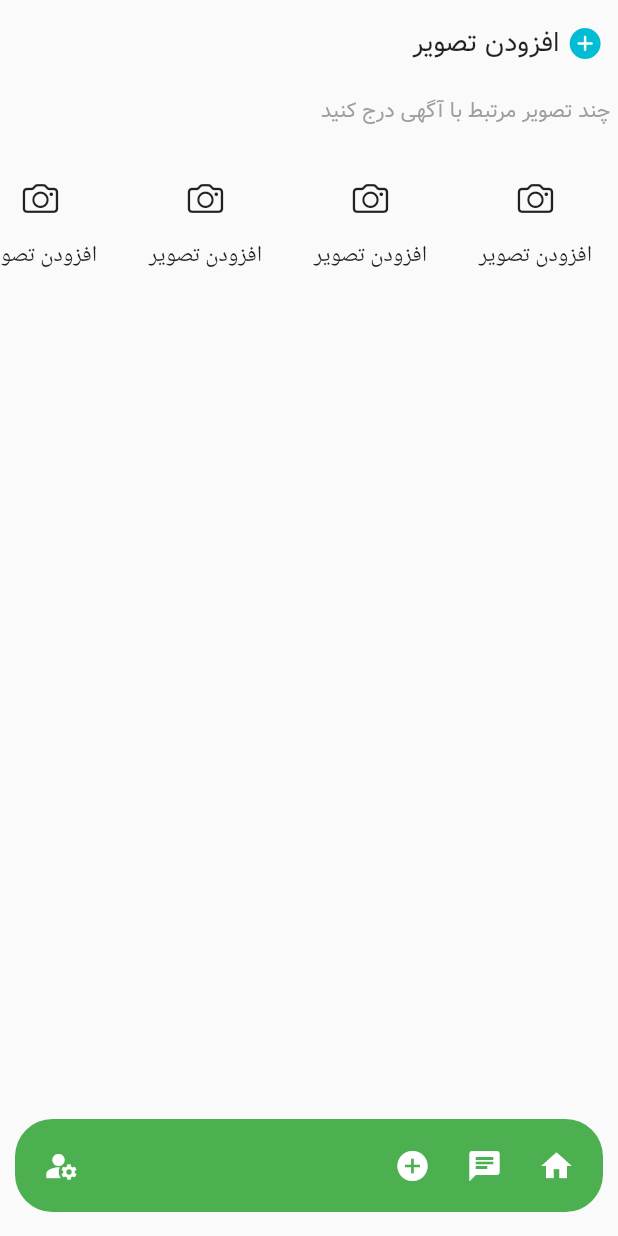
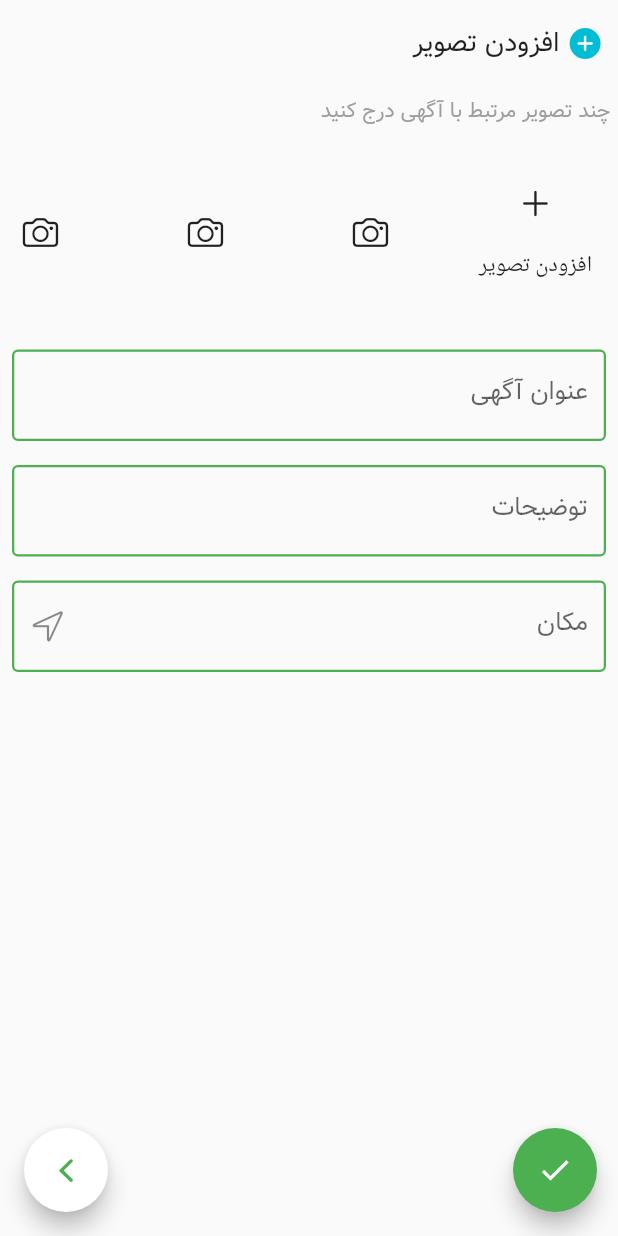
Before and after one commit to MadPad124/Adminor, a Flutter app: the HomePage screen opened directly, on a phone screen of 412 x 824 dp. Run offline on Flutter 3.47's test engine with Material 2 defaults, Android fonts, the phone set to English and light mode, and no system bars; our stand-ins replace animated_splash_screen, animated_text_kit, page_transition, shared_preferences; missing offline and left inert: mobkit_dashed_border; accounts and stored records are empty; project files that could hold a hidden picture were left out.

Commit message:
صفحه ی افزودن تبلیغات طراحی شد ولی فقط بک اند اون مونده

```diff
--- a/lib/AdeversitingPage.dart
+++ b/lib/AdeversitingPage.dart
@@ -1,5 +1,5 @@
 
-import 'package:adminor/HomePages/home.dart';
+import 'AdeversitingPages/NewAdeversitingPage.dart';
 import 'package:flutter/cupertino.dart';
 import 'package:flutter/material.dart';
 //import 'package:flutter/scheduler.dart';
@@ -141,8 +141,7 @@ class _AdvertisingPageState extends State<AdvertisingPage> {
           ],
         ),
       ),
-          floatingActionButton:
-          bottomMenu(context),
+          floatingActionButton: bottomMenu(context),
       floatingActionButtonLocation: FloatingActionButtonLocation.centerFloat,
     body: GestureDetector(
         onTap: (){
--- /dev/null
+++ b/lib/AdeversitingPages/NewAdeversitingPage.dart
@@ -0,0 +1,190 @@
+
+import 'package:flutter/cupertino.dart';
+import 'package:flutter/material.dart';
+import 'package:mobkit_dashed_border/mobkit_dashed_border.dart';
+class HomePage extends StatelessWidget {
+  const HomePage({Key? key}) : super(key: key);
+
+  @override
+  Widget build(BuildContext context) {
+    return Scaffold(
+      floatingActionButton:SizedBox(
+        width: MediaQuery.of(context).size.width-30,
+        child: Row(
+          mainAxisAlignment: MainAxisAlignment.spaceBetween,
+          children: [
+            FloatingActionButton(heroTag:'btn1',backgroundColor: Colors.green,onPressed: (){Navigator.pop(context);},child: const Directionality(textDirection: TextDirection.rtl,child: Icon(Icons.done,color: Colors.white,))),
+            FloatingActionButton(heroTag:'btn2',backgroundColor: Colors.white,onPressed: (){Navigator.pop(context);},child: const Directionality(textDirection: TextDirection.ltr,child: Icon(CupertinoIcons.back,color: Colors.green,))),
+          ],),
+      ),
+      body:GestureDetector(
+        onTap: ()=>FocusScope.of(context).requestFocus(FocusNode()),
+        child: SafeArea(
+          child:
+          SingleChildScrollView(
+            child: Form(
+              child: Column(
+                crossAxisAlignment: CrossAxisAlignment.start,
+                children: [
+                const Row(children: [
+                  Padding(
+                    padding: EdgeInsets.only(right: 10.0,top: 10),
+                    child: Icon(CupertinoIcons.add_circled_solid,color: Colors.cyan,),
+                  ),
+                 Directionality(textDirection: TextDirection.rtl,child: Padding(
+                   padding: EdgeInsets.only(top: 15.0,bottom: 5,right: 5),
+                   child: Text("افزودن تصویر",style: TextStyle(fontFamily: 'Vazir',fontSize: 18),),
+                 )),
+                ],),
+                const Directionality(textDirection: TextDirection.rtl,child: Padding(
+                  padding: EdgeInsets.only(top: 15.0,bottom: 15,right: 5),
+                  child: Text("چند تصویر مرتبط با آگهی درج کنید",style: TextStyle(fontFamily: 'Vazir',fontSize: 14,color: Colors.grey),),
+                )),
+                imageSection(),
+                const SizedBox(height: 15,),
+                   Padding(
+                    padding: const EdgeInsets.all(8.0),
+                    child: TextFormField(validator:(value) {return 'فیلد نمیتونه خالی باشه';},decoration: const InputDecoration(labelText: 'عنوان آگهی',labelStyle: TextStyle(fontFamily: 'Vazir'),enabledBorder: OutlineInputBorder(borderSide: BorderSide(color: Colors.green,width: 1.5)),
+                        focusedBorder: OutlineInputBorder(borderSide: BorderSide(color: Colors.blue,width: 2))
+                    ),),
+                  ),
+                   Padding(
+                    padding: const EdgeInsets.all(8.0),
+                    child: TextFormField(decoration: const InputDecoration(labelText: 'توضیحات',labelStyle: TextStyle(fontFamily: 'Vazir'),enabledBorder: OutlineInputBorder(borderSide: BorderSide(color: Colors.green,width: 1.5)),
+                        focusedBorder: OutlineInputBorder(borderSide: BorderSide(color: Colors.blue,width: 2))
+                    ),),
+                  ),
+                  Padding(
+                    padding: const EdgeInsets.only(top: 8,right: 8,left: 8,bottom: 150),
+                    child:
+                    TextFormField(
+                      onTap: (){
+                        showDialog(context: context, builder: (context) => AlertDialog(contentPadding: const EdgeInsets.only(top:10),title:const Text('انتخاب استان',style: TextStyle(fontFamily: 'Vazir',color: Colors.black,fontSize: 18,fontWeight: FontWeight.w100),),
+                            content: SingleChildScrollView(
+                              child: Center(
+                                child: SizedBox(
+                                  width: MediaQuery.of(context).size.width,
+                                  child: Column(
+                                    children: [
+                                      Container(
+                                        decoration: BoxDecoration(border: Border(top: BorderSide(color: Colors.green.withOpacity(0.7),width: 2))),
+                                        width: MediaQuery.of(context).size.width/1.5,
+                                        child: const Padding(
+                                          padding: EdgeInsets.only(bottom: 15.0,right: 25,top: 8),
+                                        ),
+                                      ),
+                                      Row(
+                                        mainAxisAlignment: MainAxisAlignment.center,
+                                        crossAxisAlignment: CrossAxisAlignment.center,
+                                        children: [
+                                          SizedBox(
+                                              height: 60,
+                                              width: MediaQuery.of(context).size.width-130,
+                                              child:
+                                              TextField(
+                                                style: const TextStyle(fontFamily: 'Vazir',color: Colors.black),
+                                                textDirection: TextDirection.rtl,
+                                                decoration:  InputDecoration(
+                                                  enabledBorder: OutlineInputBorder(borderSide: const BorderSide(color: Colors.green,width: 1),borderRadius: BorderRadius.circular(8)),
+                                                  hintText: 'استان را وارد کنید',
+                                                  hintStyle: const TextStyle(fontSize: 16),
+                                                  suffixIcon: const Icon(Icons.search),
+                                                  focusedBorder: const OutlineInputBorder(borderSide: BorderSide(width:1,color: Colors.teal)),
+                                                  border: const UnderlineInputBorder(borderSide: BorderSide.none),
+                                                ),)),
+
+
+                                        ],
+                                      ),
+                                      Center(
+                                        child: SizedBox(
+                                          height: 240,
+                                          width: MediaQuery.of(context).size.width-130,
+                                          child: ListView.builder(itemCount: 12,itemBuilder: (context, index) {
+                                            return Column(
+                                              children: [
+                                                Padding(
+                                                  padding: const EdgeInsets.only(top: 8.0),
+                                                  child: SizedBox(
+                                                    height:60,
+                                                    child: Row(mainAxisAlignment: MainAxisAlignment.spaceBetween,
+                                                      crossAxisAlignment: CrossAxisAlignment.center,
+                                                      children: [
+                                                        const Expanded(child: Padding(
+                                                          padding: EdgeInsets.only(right: 8.0),
+                                                          child: Text('تهران',style: TextStyle(fontSize: 16,fontFamily: 'Vazir'),),
+                                                        )),IconButton(onPressed: (){}, icon: const Icon(Icons.arrow_back_ios_new,size: 18,)),
+                                                      ],
+                                                    ),
+                                                  ),
+                                                ),
+                                                Container(height: 1,width: MediaQuery.of(context).size.width-140,decoration:  BoxDecoration(border: Border(bottom: BorderSide(color: Colors.grey.withOpacity(0.4),width: 1,))),)
+                                              ],
+                                            );
+                                          },),
+                                        ),
+                                      )
+                                    ],
+                                  ),
+                                ),
+                              ),
+                            )),);},
+                      readOnly:true,decoration: const InputDecoration(suffixIcon: Icon(CupertinoIcons.location),labelText: 'مکان ',labelStyle: TextStyle(fontFamily: 'Vazir'),enabledBorder: OutlineInputBorder(borderSide: BorderSide(color: Colors.green,width: 1.5)),
+                        focusedBorder: OutlineInputBorder(borderSide: BorderSide(color: Colors.blue,width: 2))
+                    ),),
+                  ),
+                ],),
+            ),
+          ),
+        ),
+      )
+    );
+  }
+}
+Widget imageSection(){
+  return Row(children: [
+    Padding(
+      padding: const EdgeInsets.all(5.0),
+      child: InkWell(
+        onTap: (){},
+        child: Container(width:100,height:100,decoration:  BoxDecoration(
+          border: const DashedBorder.fromBorderSide(side: BorderSide(color: Colors.green), dashLength: 6),
+          borderRadius: BorderRadius.circular(5),),
+            child:const Column(
+              mainAxisAlignment: MainAxisAlignment.spaceEvenly,
+              crossAxisAlignment: CrossAxisAlignment.center,
+              children: [
+                Icon(CupertinoIcons.add),
+                Text('افزودن تصویر')
+
+              ],)
+          /*ListTile(title: Text('افزودن تصویر'),leading: Icon(CupertinoIcons.add)),*/
+        ),
+      ),
+    ),
+    SizedBox(
+        width: 300,
+        height: 110,
+        child: ListView.builder(
+          scrollDirection: Axis.horizontal,
+          itemCount: 5,itemBuilder: (context, index) =>
+            Padding(
+              padding: const EdgeInsets.all(5.0),
+              child: InkWell(
+                onTap: (){},
+                child: Container(width:100,height:100,decoration:  BoxDecoration(
+                  border: const DashedBorder.fromBorderSide(side: BorderSide(color: Colors.green), dashLength: 6),
+                  borderRadius: BorderRadius.circular(5),),
+                    child:const Column(
+                      mainAxisAlignment: MainAxisAlignment.spaceEvenly,
+                      crossAxisAlignment: CrossAxisAlignment.center,
+                      children: [
+                        Icon(CupertinoIcons.camera),
+
+                      ],)
+                  /*ListTile(title: Text('افزودن تصویر'),leading: Icon(CupertinoIcons.add)),*/
+                ),
+              ),
+            ),))
+  ],);
+}
--- a/lib/homePages/home.dart
+++ /dev/null
@@ -1,84 +0,0 @@
-import 'package:adminor/AdeversitingPage.dart';
-import 'package:flutter/cupertino.dart';
-import 'package:flutter/material.dart';
-import 'package:mobkit_dashed_border/mobkit_dashed_border.dart';
-class HomePage extends StatelessWidget {
-  const HomePage({Key? key}) : super(key: key);
-
-  @override
-  Widget build(BuildContext context) {
-    return Scaffold(
-      floatingActionButtonLocation: FloatingActionButtonLocation.centerFloat,
-      floatingActionButton: bottomMenu(context),
-      body:SafeArea(
-        child: Column(
-          crossAxisAlignment: CrossAxisAlignment.start,
-          children: [
-          const Row(children: [
-            Padding(
-              padding: EdgeInsets.only(right: 10.0,top: 10),
-              child: Icon(CupertinoIcons.add_circled_solid,color: Colors.cyan,),
-            ),
-           Directionality(textDirection: TextDirection.rtl,child: Padding(
-             padding: EdgeInsets.only(top: 15.0,bottom: 5,right: 5),
-             child: Text("افزودن تصویر",style: TextStyle(fontFamily: 'Vazir',fontSize: 18),),
-           )),
-          ],),
-          const Directionality(textDirection: TextDirection.rtl,child: Padding(
-            padding: EdgeInsets.only(top: 15.0,bottom: 15,right: 5),
-            child: Text("چند تصویر مرتبط با آگهی درج کنید",style: TextStyle(fontFamily: 'Vazir',fontSize: 14,color: Colors.grey),),
-          )),
-            SizedBox(
-              height: 100,
-                child: ListView.builder(
-                  scrollDirection: Axis.horizontal,
-                  itemCount: 5,itemBuilder: (context, index) => Padding(
-                    padding: const EdgeInsets.all(5.0),
-                    child: Container(width:100,height:100,decoration:  BoxDecoration(
-                        border: const DashedBorder.fromBorderSide(side: BorderSide(color: Colors.green), dashLength: 10),
-                        borderRadius: BorderRadius.circular(5),),
-                      child:const Column(
-                        mainAxisAlignment: MainAxisAlignment.spaceEvenly,
-                        crossAxisAlignment: CrossAxisAlignment.center,
-                        children: [
-                        Icon(CupertinoIcons.camera),
-                        Text('افزودن تصویر')
-
-                      ],)
-                      /*ListTile(title: Text('افزودن تصویر'),leading: Icon(CupertinoIcons.add)),*/
-                    ),
-                  ),))
-        ],),
-      )
-    );
-  }
-}
-Widget bottomMenu(context) {
-  return Container(
-    decoration: BoxDecoration(
-      borderRadius: BorderRadius.circular(25), color: Colors.green,),
-    width: MediaQuery.of(context).size.width - 20,
-    child: Padding(
-      padding: const EdgeInsets.all(7.0),
-      child: Row(
-          mainAxisAlignment: MainAxisAlignment.spaceBetween,
-          children: [
-            Row(
-              crossAxisAlignment: CrossAxisAlignment.center,
-              mainAxisAlignment: MainAxisAlignment.center,
-              children: [
-                IconButton(onPressed: () {Navigator.push(context, MaterialPageRoute(builder: (context) => const AdvertisingPage(),));},
-                    icon: const Icon(Icons.home, color: Colors.white,)),
-                IconButton(onPressed: () {},
-                    icon: const Icon(Icons.chat, color: Colors.white)),
-                IconButton(onPressed: () {},
-                    icon: const Icon(Icons.add_circle, color: Colors.white)),
-              ],),
-            IconButton(onPressed: () {},
-                icon: const Icon(
-                  Icons.manage_accounts_sharp, color: Colors.white,))
-          ]),
-    ),
-
-  );
-}
--- a/lib/main.dart
+++ b/lib/main.dart
@@ -1,10 +1,10 @@
-import 'package:adminor/homePages/home.dart';
+
 import 'package:adminor/splashPages/splashPage.dart';
-import 'package:animated_splash_screen/animated_splash_screen.dart';
+//import 'package:animated_splash_screen/animated_splash_screen.dart';
 import 'package:flutter/material.dart';
 import 'package:flutter/services.dart';
 import 'package:flutter_localizations/flutter_localizations.dart';
-import 'package:page_transition/page_transition.dart';
+//import 'package:page_transition/page_transition.dart';
 void main() async {
 
   WidgetsFlutterBinding.ensureInitialized();
--- a/lib/splashPages/splashPage.dart
+++ b/lib/splashPages/splashPage.dart
@@ -3,8 +3,6 @@ import 'package:animated_splash_screen/animated_splash_screen.dart';
 import 'package:animated_text_kit/animated_text_kit.dart';
 import 'package:flutter/material.dart';
 import 'package:page_transition/page_transition.dart';
-
-import '../HomePages/home.dart';
 
 class StartAppSplashPage extends StatelessWidget {
   const StartAppSplashPage({Key? key}) : super(key: key);
```
